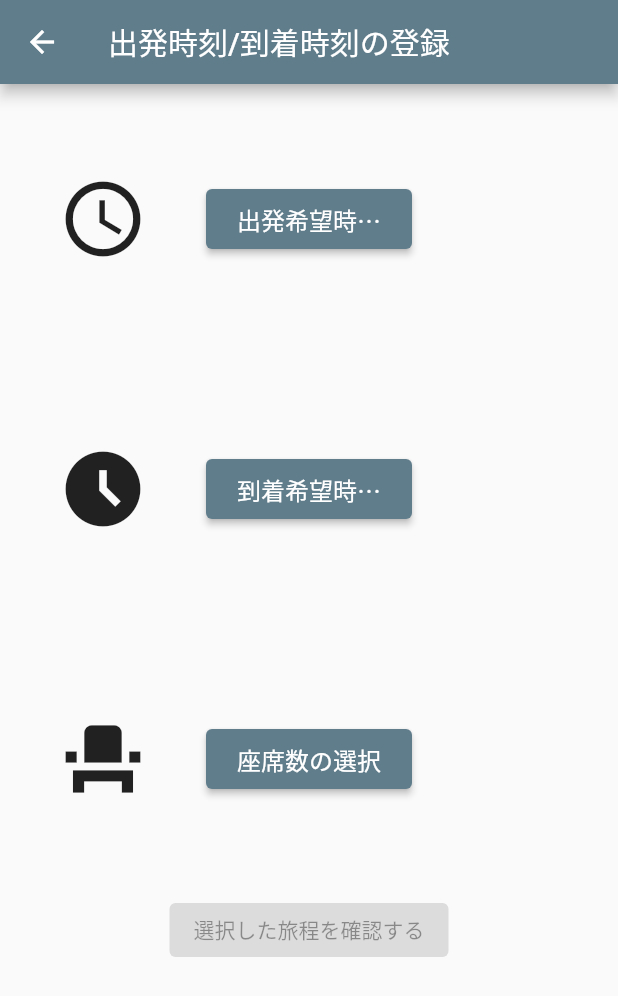
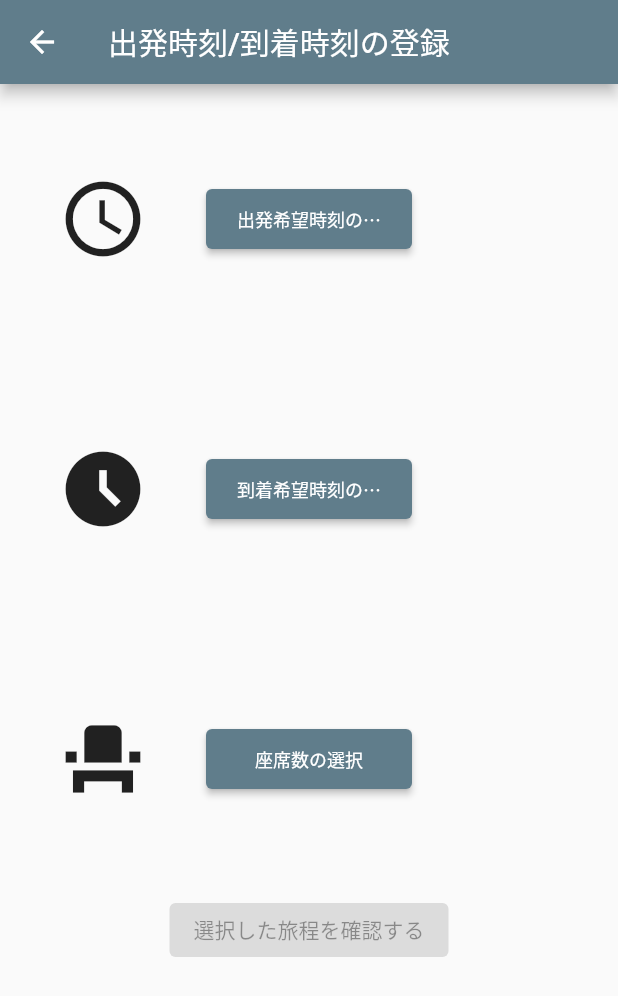
Before and after one commit to centrixuge/nedo_app, a Flutter app: the Timing screen opened directly with empty values, on a phone screen of 412 x 824 dp. Shown: the top 996 px of the screen. Run offline on Flutter 3.47's test engine with Material 2 defaults, Android fonts, the phone set to English and light mode, and no system bars; our stand-ins replace cloud_firestore, firebase_auth, firebase_core, flutter_dotenv, flutter_map, latlong2; accounts and stored records are empty; statements that could not run were skipped.

Commit message:
fontsize を 12 に修正

```diff
--- a/lib/timing.dart
+++ b/lib/timing.dart
@@ -184,11 +184,11 @@ class _TimingPageState extends State<Timing> {
                     child: ConstrainedBox(
                         constraints: BoxConstraints.expand(height: 40.0),
                         child: ElevatedButton(
-                          child: Text("出発希望時刻の選択",
+                          child: const Text("出発希望時刻の選択",
                               textAlign: TextAlign.center,
                               maxLines: 1,
                               overflow: TextOverflow.ellipsis,
-                              style: TextStyle(fontSize: 16)),
+                              style: TextStyle(fontSize: 12)),
                           onPressed: () {
                             showDatePicker_B();
                           },
@@ -200,11 +200,11 @@ class _TimingPageState extends State<Timing> {
                       Text(selectedDate_B == null ? "" : "選択した出発時刻",
                           textAlign: TextAlign.center,
                           overflow: TextOverflow.ellipsis,
-                          style: TextStyle(fontSize: 16)),
+                          style: const TextStyle(fontSize: 12)),
                       Text(selectedDate_B == null ? "" : strDate_B,
                           textAlign: TextAlign.center,
                           overflow: TextOverflow.ellipsis,
-                          style: TextStyle(fontSize: 16)),
+                          style: const TextStyle(fontSize: 12)),
                     ]))
               ])),
               Expanded(
@@ -214,11 +214,11 @@ class _TimingPageState extends State<Timing> {
                     child: ConstrainedBox(
                         constraints: BoxConstraints.expand(height: 40.0),
                         child: ElevatedButton(
-                          child: Text("到着希望時刻の選択",
+                          child: const Text("到着希望時刻の選択",
                               textAlign: TextAlign.center,
                               maxLines: 1,
                               overflow: TextOverflow.ellipsis,
-                              style: TextStyle(fontSize: 16)),
+                              style: TextStyle(fontSize: 12)),
                           onPressed: () {
                             showDatePicker_E();
                           },
@@ -230,11 +230,11 @@ class _TimingPageState extends State<Timing> {
                     Text(selectedDate_E == null ? "" : "選択した到着時刻",
                         textAlign: TextAlign.center,
                         overflow: TextOverflow.ellipsis,
-                        style: TextStyle(fontSize: 16)),
+                        style: const TextStyle(fontSize: 12)),
                     Text(selectedDate_E == null ? "" : strDate_E,
                         textAlign: TextAlign.center,
                         overflow: TextOverflow.ellipsis,
-                        style: TextStyle(fontSize: 16)),
+                        style: const TextStyle(fontSize: 12)),
                   ],
                 ))
               ])),
@@ -245,11 +245,11 @@ class _TimingPageState extends State<Timing> {
                     child: ConstrainedBox(
                         constraints: BoxConstraints.expand(height: 40.0),
                         child: ElevatedButton(
-                          child: Text("座席数の選択",
+                          child: const Text("座席数の選択",
                               textAlign: TextAlign.center,
                               maxLines: 1,
                               overflow: TextOverflow.ellipsis,
-                              style: TextStyle(fontSize: 16)),
+                              style: TextStyle(fontSize: 12)),
                           onPressed: () {
                             showModalBottomSheet(
                               context: context,
@@ -284,11 +284,11 @@ class _TimingPageState extends State<Timing> {
                       Text(selectedSeat == null ? "" : "選択した座席数",
                           textAlign: TextAlign.center,
                           overflow: TextOverflow.ellipsis,
-                          style: TextStyle(fontSize: 16)),
+                          style: const TextStyle(fontSize: 12)),
                       Text(selectedSeat == null ? "" : selectedSeat,
                           textAlign: TextAlign.center,
                           overflow: TextOverflow.ellipsis,
-                          style: TextStyle(fontSize: 16)),
+                          style: const TextStyle(fontSize: 12)),
                     ],
                   ))
                 ]),
```
